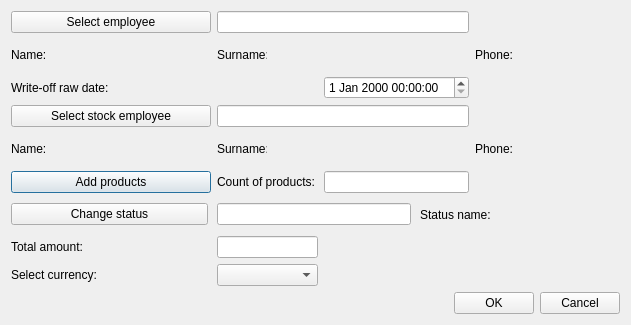
The window that OrmasAdmin/OrmasAdmin/CreateWOffRDlg.ui (Dalerjon/TheOrmasProejct) describes before a commit, drawn with Qt 5.
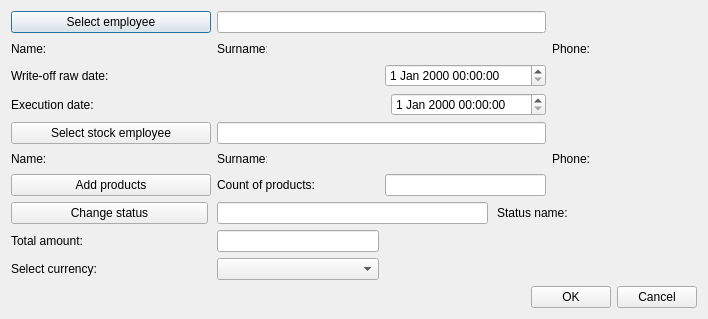
The same window after the commit.

```diff
--- a/OrmasAdmin/OrmasAdmin/CreateWOffRDlg.ui
+++ b/OrmasAdmin/OrmasAdmin/CreateWOffRDlg.ui
@@ -6,8 +6,8 @@
    <rect>
     <x>0</x>
     <y>0</y>
-    <width>631</width>
-    <height>325</height>
+    <width>708</width>
+    <height>319</height>
    </rect>
   </property>
   <property name="windowTitle">
@@ -32,7 +32,151 @@
    <property name="bottomMargin">
     <number>11</number>
    </property>
-   <item row="4" column="3">
+   <item row="0" column="0" colspan="2">
+    <widget class="QPushButton" name="employeeBtn">
+     <property name="minimumSize">
+      <size>
+       <width>200</width>
+       <height>0</height>
+      </size>
+     </property>
+     <property name="text">
+      <string>Select employee</string>
+     </property>
+    </widget>
+   </item>
+   <item row="1" column="3">
+    <widget class="QLabel" name="empSurnamePh">
+     <property name="minimumSize">
+      <size>
+       <width>100</width>
+       <height>0</height>
+      </size>
+     </property>
+     <property name="font">
+      <font>
+       <family>Times New Roman</family>
+       <pointsize>12</pointsize>
+       <weight>75</weight>
+       <italic>true</italic>
+       <bold>true</bold>
+      </font>
+     </property>
+     <property name="text">
+      <string/>
+     </property>
+    </widget>
+   </item>
+   <item row="1" column="1">
+    <widget class="QLabel" name="empNamePh">
+     <property name="minimumSize">
+      <size>
+       <width>100</width>
+       <height>0</height>
+      </size>
+     </property>
+     <property name="font">
+      <font>
+       <family>Times New Roman</family>
+       <pointsize>12</pointsize>
+       <weight>75</weight>
+       <italic>true</italic>
+       <bold>true</bold>
+      </font>
+     </property>
+     <property name="text">
+      <string/>
+     </property>
+    </widget>
+   </item>
+   <item row="9" column="2">
+    <widget class="QComboBox" name="currencyCmb"/>
+   </item>
+   <item row="1" column="5">
+    <widget class="QLabel" name="empPhonePh">
+     <property name="minimumSize">
+      <size>
+       <width>100</width>
+       <height>0</height>
+      </size>
+     </property>
+     <property name="font">
+      <font>
+       <family>Times New Roman</family>
+       <pointsize>12</pointsize>
+       <weight>75</weight>
+       <italic>true</italic>
+       <bold>true</bold>
+      </font>
+     </property>
+     <property name="text">
+      <string/>
+     </property>
+    </widget>
+   </item>
+   <item row="5" column="0">
+    <widget class="QLabel" name="empStockNameLb">
+     <property name="minimumSize">
+      <size>
+       <width>50</width>
+       <height>0</height>
+      </size>
+     </property>
+     <property name="maximumSize">
+      <size>
+       <width>50</width>
+       <height>16777215</height>
+      </size>
+     </property>
+     <property name="text">
+      <string>Name:</string>
+     </property>
+    </widget>
+   </item>
+   <item row="1" column="0">
+    <widget class="QLabel" name="empNameLb">
+     <property name="minimumSize">
+      <size>
+       <width>50</width>
+       <height>0</height>
+      </size>
+     </property>
+     <property name="maximumSize">
+      <size>
+       <width>50</width>
+       <height>16777215</height>
+      </size>
+     </property>
+     <property name="text">
+      <string>Name:</string>
+     </property>
+    </widget>
+   </item>
+   <item row="6" column="2">
+    <widget class="QLabel" name="prodCountLb">
+     <property name="text">
+      <string>Count of products:</string>
+     </property>
+    </widget>
+   </item>
+   <item row="4" column="2" colspan="2">
+    <widget class="QLineEdit" name="stockEmployeeEdit">
+     <property name="toolTip">
+      <string>&lt;html&gt;&lt;head/&gt;&lt;body&gt;&lt;p&gt;Enter employee ID&lt;/p&gt;&lt;/body&gt;&lt;/html&gt;</string>
+     </property>
+     <property name="readOnly">
+      <bool>true</bool>
+     </property>
+    </widget>
+   </item>
+   <item row="6" column="3">
+    <widget class="QLineEdit" name="prodCountEdit">
+     <property name="readOnly">
+      <bool>true</bool>
+     </property>
+    </widget>
+   </item>
+   <item row="5" column="3">
     <widget class="QLabel" name="empStockSurnamePh">
      <property name="minimumSize">
       <size>
@@ -54,36 +198,7 @@
      </property>
     </widget>
    </item>
-   <item row="4" column="4">
-    <widget class="QLabel" name="empStockPhoneLb">
-     <property name="text">
-      <string>Phone:</string>
-     </property>
-    </widget>
-   </item>
-   <item row="4" column="5">
-    <widget class="QLabel" name="empStockPhonePh">
-     <property name="minimumSize">
-      <size>
-       <width>100</width>
-       <height>0</height>
-      </size>
-     </property>
-     <property name="font">
-      <font>
-       <family>Times New Roman</family>
-       <pointsize>12</pointsize>
-       <weight>75</weight>
-       <italic>true</italic>
-       <bold>true</bold>
-      </font>
-     </property>
-     <property name="text">
-      <string/>
-     </property>
-    </widget>
-   </item>
-   <item row="5" column="0" colspan="2">
+   <item row="6" column="0" colspan="2">
     <widget class="QPushButton" name="addProdBtn">
      <property name="text">
       <string>Add products</string>
@@ -91,9 +206,21 @@
     </widget>
    </item>
    <item row="5" column="2">
-    <widget class="QLabel" name="prodCountLb">
+    <widget class="QLabel" name="empStockSurnameLb">
+     <property name="minimumSize">
+      <size>
+       <width>50</width>
+       <height>0</height>
+      </size>
+     </property>
+     <property name="maximumSize">
+      <size>
+       <width>50</width>
+       <height>16777215</height>
+      </size>
+     </property>
      <property name="text">
-      <string>Count of products:</string>
+      <string>Surname:</string>
      </property>
     </widget>
    </item>
@@ -116,95 +243,67 @@
      </property>
     </widget>
    </item>
-   <item row="4" column="2">
-    <widget class="QLabel" name="empStockSurnameLb">
-     <property name="minimumSize">
-      <size>
-       <width>50</width>
-       <height>0</height>
-      </size>
-     </property>
-     <property name="maximumSize">
-      <size>
-       <width>50</width>
-       <height>16777215</height>
-      </size>
-     </property>
-     <property name="text">
-      <string>Surname:</string>
-     </property>
-    </widget>
-   </item>
-   <item row="4" column="1">
-    <widget class="QLabel" name="empStockNamePh">
-     <property name="minimumSize">
-      <size>
-       <width>100</width>
-       <height>0</height>
-      </size>
-     </property>
-     <property name="font">
-      <font>
-       <family>Times New Roman</family>
-       <pointsize>12</pointsize>
-       <weight>75</weight>
-       <italic>true</italic>
-       <bold>true</bold>
-      </font>
-     </property>
-     <property name="text">
-      <string/>
-     </property>
-    </widget>
-   </item>
-   <item row="2" column="0" colspan="2">
-    <widget class="QLabel" name="dateLb">
-     <property name="text">
-      <string>Write-off raw date:</string>
-     </property>
-    </widget>
-   </item>
-   <item row="0" column="0" colspan="2">
-    <widget class="QPushButton" name="employeeBtn">
-     <property name="minimumSize">
-      <size>
-       <width>200</width>
-       <height>0</height>
-      </size>
-     </property>
-     <property name="text">
-      <string>Select employee</string>
-     </property>
-    </widget>
-   </item>
    <item row="2" column="3">
     <widget class="QDateTimeEdit" name="dateEdit"/>
    </item>
-   <item row="3" column="0" colspan="2">
+   <item row="4" column="0" colspan="2">
     <widget class="QPushButton" name="stockEmployeeBtn">
      <property name="text">
       <string>Select stock employee</string>
      </property>
     </widget>
    </item>
-   <item row="3" column="2" colspan="2">
-    <widget class="QLineEdit" name="stockEmployeeEdit">
-     <property name="toolTip">
-      <string>&lt;html&gt;&lt;head/&gt;&lt;body&gt;&lt;p&gt;Enter employee ID&lt;/p&gt;&lt;/body&gt;&lt;/html&gt;</string>
-     </property>
+   <item row="8" column="2">
+    <widget class="QLineEdit" name="sumEdit">
      <property name="readOnly">
       <bool>true</bool>
      </property>
     </widget>
    </item>
-   <item row="5" column="3">
-    <widget class="QLineEdit" name="prodCountEdit">
-     <property name="readOnly">
-      <bool>true</bool>
+   <item row="9" column="0" colspan="2">
+    <widget class="QLabel" name="currencyLb">
+     <property name="text">
+      <string>Select currency:</string>
      </property>
     </widget>
    </item>
-   <item row="9" column="0" colspan="6">
+   <item row="8" column="0" colspan="2">
+    <widget class="QLabel" name="sumLb">
+     <property name="text">
+      <string>Total amount:</string>
+     </property>
+    </widget>
+   </item>
+   <item row="5" column="1">
+    <widget class="QLabel" name="empStockNamePh">
+     <property name="minimumSize">
+      <size>
+       <width>100</width>
+       <height>0</height>
+      </size>
+     </property>
+     <property name="font">
+      <font>
+       <family>Times New Roman</family>
+       <pointsize>12</pointsize>
+       <weight>75</weight>
+       <italic>true</italic>
+       <bold>true</bold>
+      </font>
+     </property>
+     <property name="text">
+      <string/>
+     </property>
+    </widget>
+   </item>
+   <item row="2" column="0" colspan="2">
+    <widget class="QLabel" name="dateLb">
+     <property name="text">
+      <string>Write-off raw date:</string>
+     </property>
+    </widget>
+   </item>
+   <item row="10" column="0" colspan="6">
     <layout class="QHBoxLayout" name="horizontalLayout">
      <item>
       <spacer name="horizontalSpacer">
@@ -252,7 +351,7 @@
      </property>
     </widget>
    </item>
-   <item row="6" column="0" colspan="6">
+   <item row="7" column="0" colspan="6">
     <widget class="QWidget" name="statusWidget" native="true">
      <layout class="QHBoxLayout" name="horizontalLayout_3">
       <property name="spacing">
@@ -328,70 +427,17 @@
      </layout>
     </widget>
    </item>
-   <item row="1" column="5">
-    <widget class="QLabel" name="empPhonePh">
-     <property name="minimumSize">
-      <size>
-       <width>100</width>
-       <height>0</height>
-      </size>
-     </property>
-     <property name="font">
-      <font>
-       <family>Times New Roman</family>
-       <pointsize>12</pointsize>
-       <weight>75</weight>
-       <italic>true</italic>
-       <bold>true</bold>
-      </font>
-     </property>
+   <item row="5" column="4">
+    <widget class="QLabel" name="empStockPhoneLb">
      <property name="text">
-      <string/>
+      <string>Phone:</string>
      </property>
     </widget>
    </item>
-   <item row="4" column="0">
-    <widget class="QLabel" name="empStockNameLb">
+   <item row="5" column="5">
+    <widget class="QLabel" name="empStockPhonePh">
      <property name="minimumSize">
       <size>
-       <width>50</width>
-       <height>0</height>
-      </size>
-     </property>
-     <property name="maximumSize">
-      <size>
-       <width>50</width>
-       <height>16777215</height>
-      </size>
-     </property>
-     <property name="text">
-      <string>Name:</string>
-     </property>
-    </widget>
-   </item>
-   <item row="1" column="0">
-    <widget class="QLabel" name="empNameLb">
-     <property name="minimumSize">
-      <size>
-       <width>50</width>
-       <height>0</height>
-      </size>
-     </property>
-     <property name="maximumSize">
-      <size>
-       <width>50</width>
-       <height>16777215</height>
-      </size>
-     </property>
-     <property name="text">
-      <string>Name:</string>
-     </property>
-    </widget>
-   </item>
-   <item row="1" column="3">
-    <widget class="QLabel" name="empSurnamePh">
-     <property name="minimumSize">
-      <size>
        <width>100</width>
        <height>0</height>
       </size>
@@ -410,50 +456,55 @@
      </property>
     </widget>
    </item>
-   <item row="1" column="1">
-    <widget class="QLabel" name="empNamePh">
-     <property name="minimumSize">
-      <size>
-       <width>100</width>
-       <height>0</height>
-      </size>
-     </property>
-     <property name="font">
-      <font>
-       <family>Times New Roman</family>
-       <pointsize>12</pointsize>
-       <weight>75</weight>
-       <italic>true</italic>
-       <bold>true</bold>
-      </font>
-     </property>
-     <property name="text">
-      <string/>
-     </property>
-    </widget>
-   </item>
-   <item row="8" column="2">
-    <widget class="QComboBox" name="currencyCmb"/>
-   </item>
-   <item row="7" column="2">
-    <widget class="QLineEdit" name="sumEdit">
-     <property name="readOnly">
-      <bool>true</bool>
-     </property>
-    </widget>
-   </item>
-   <item row="8" column="0" colspan="2">
-    <widget class="QLabel" name="currencyLb">
-     <property name="text">
-      <string>Select currency:</string>
-     </property>
-    </widget>
-   </item>
-   <item row="7" column="0" colspan="2">
-    <widget class="QLabel" name="sumLb">
-     <property name="text">
-      <string>Total amount:</string>
-     </property>
+   <item row="3" column="0" colspan="4">
+    <widget class="QWidget" name="execDateWidget" native="true">
+     <layout class="QHBoxLayout" name="horizontalLayout_2">
+      <property name="spacing">
+       <number>9</number>
+      </property>
+      <property name="leftMargin">
+       <number>0</number>
+      </property>
+      <property name="topMargin">
+       <number>0</number>
+      </property>
+      <property name="rightMargin">
+       <number>0</number>
+      </property>
+      <property name="bottomMargin">
+       <number>0</number>
+      </property>
+      <item>
+       <widget class="QLabel" name="execDateLb">
+        <property name="text">
+         <string>Execution date:</string>
+        </property>
+       </widget>
+      </item>
+      <item>
+       <spacer name="horizontalSpacer_2">
+        <property name="orientation">
+         <enum>Qt::Horizontal</enum>
+        </property>
+        <property name="sizeHint" stdset="0">
+         <size>
+          <width>40</width>
+          <height>20</height>
+         </size>
+        </property>
+       </spacer>
+      </item>
+      <item>
+       <widget class="QDateTimeEdit" name="execDateEdit">
+        <property name="minimumSize">
+         <size>
+          <width>155</width>
+          <height>0</height>
+         </size>
+        </property>
+       </widget>
+      </item>
+     </layout>
     </widget>
    </item>
   </layout>
```
